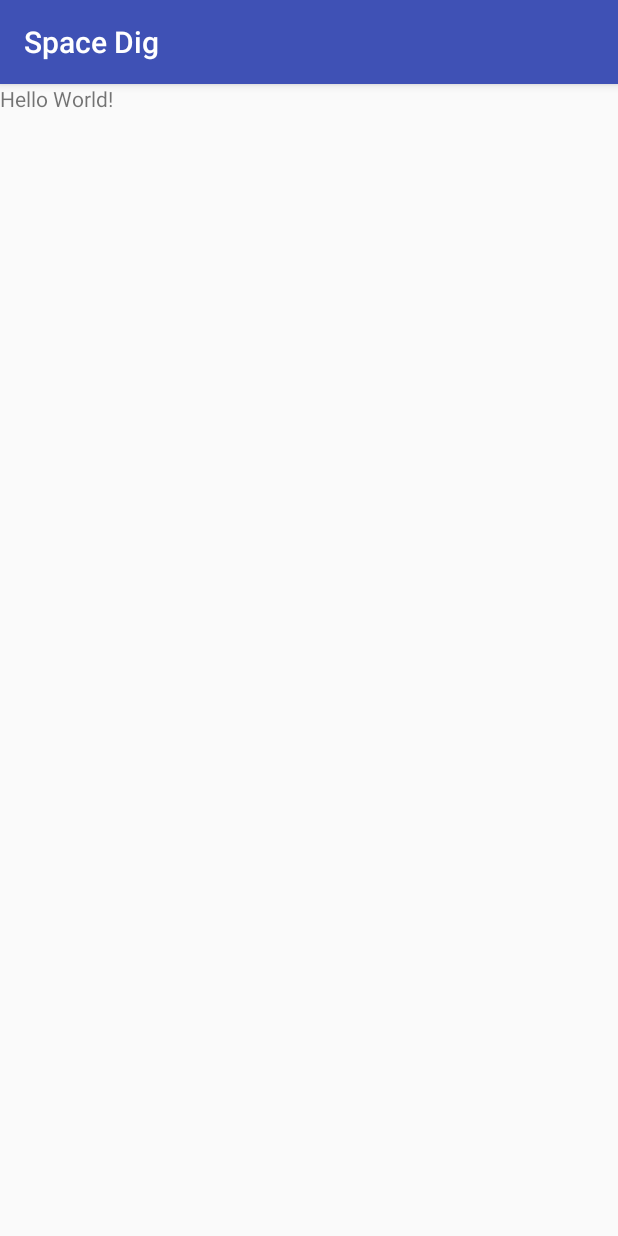
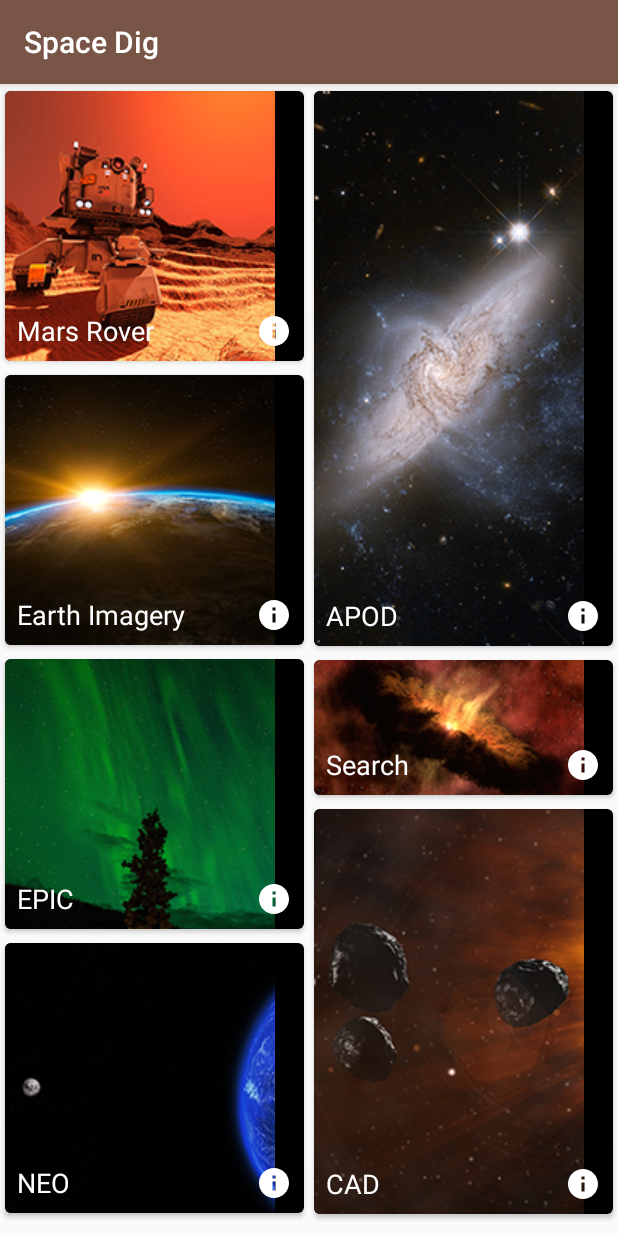
Before and after one commit to dilipkumar4813/Capstone-Project, an Android app: the screen it shows after launch (SpaceListActivity), on a phone screen of 412 x 824 dp. Run offline under Robolectric (Android 15) with nearby library versions, the phone set to English and light mode, and no system bars; our stand-ins replace ButterKnife.

Commit message:
Main list initial code

```diff
--- a/app/src/main/java/iamdilipkumar/com/spacedig/SpaceListActivity.java
+++ b/app/src/main/java/iamdilipkumar/com/spacedig/SpaceListActivity.java
@@ -1,13 +1,67 @@
 package iamdilipkumar.com.spacedig;
 
+import android.content.res.TypedArray;
 import android.support.v7.app.AppCompatActivity;
 import android.os.Bundle;
+import android.support.v7.widget.RecyclerView;
+import android.support.v7.widget.StaggeredGridLayoutManager;
+import android.widget.Toast;
 
-public class SpaceListActivity extends AppCompatActivity {
+import java.util.ArrayList;
+import java.util.List;
+
+import butterknife.BindView;
+import butterknife.ButterKnife;
+import iamdilipkumar.com.spacedig.adapters.MainListAdapter;
+import iamdilipkumar.com.spacedig.models.SimpleItemModel;
+
+public class SpaceListActivity extends AppCompatActivity implements MainListAdapter.MainListClick {
+
+    @BindView(R.id.rv_main_staggered)
+    RecyclerView mMainList;
 
     @Override
     protected void onCreate(Bundle savedInstanceState) {
         super.onCreate(savedInstanceState);
         setContentView(R.layout.activity_space_list);
+
+        ButterKnife.bind(this);
+
+        mMainList.setHasFixedSize(true);
+
+        int listColumns = getResources().getInteger(R.integer.main_list_columns);
+        StaggeredGridLayoutManager staggeredGridLayoutManager =
+                new StaggeredGridLayoutManager(listColumns, 1);
+        mMainList.setLayoutManager(staggeredGridLayoutManager);
+
+        List<SimpleItemModel> staggeredList = getListItemData();
+
+        MainListAdapter rcAdapter = new MainListAdapter(this, staggeredList);
+        mMainList.setAdapter(rcAdapter);
+    }
+
+    private List<SimpleItemModel> getListItemData() {
+        List<SimpleItemModel> listItems = new ArrayList<>();
+
+        TypedArray images = getResources().obtainTypedArray(R.array.main_list_images);
+        String[] listNames = getResources().getStringArray(R.array.main_list_names);
+
+        for (int i = 0; i < listNames.length; i++) {
+            listItems.add(new SimpleItemModel(listNames[i], "", images.getResourceId(i, -1)));
+        }
+
+        images.recycle();
+
+        return listItems;
+    }
+
+    @Override
+    public void onMainItemClick(int position) {
+
+    }
+
+    @Override
+    public void onMainItemInformationClick(int position) {
+        Toast.makeText(this, "information", Toast.LENGTH_SHORT).show();
     }
 }
--- /dev/null
+++ b/app/src/main/java/iamdilipkumar/com/spacedig/adapters/MainListAdapter.java
@@ -0,0 +1,84 @@
+package iamdilipkumar.com.spacedig.adapters;
+
+import android.support.v7.widget.RecyclerView;
+import android.view.LayoutInflater;
+import android.view.View;
+import android.view.ViewGroup;
+import android.widget.ImageView;
+import android.widget.TextView;
+
+import java.util.List;
+
+import butterknife.BindView;
+import butterknife.ButterKnife;
+import butterknife.OnClick;
+import iamdilipkumar.com.spacedig.R;
+import iamdilipkumar.com.spacedig.models.SimpleItemModel;
+
+/**
+ * Created on 20/06/17.
+ *
+ * @author dilipkumar4813
+ * @version 1.0
+ */
+
+public class MainListAdapter extends RecyclerView.Adapter<MainListAdapter.MainListViewHolder> {
+
+    private List<SimpleItemModel> mList;
+    private MainListClick mainListClick;
+
+    public MainListAdapter(MainListClick listClick, List<SimpleItemModel> itemList) {
+        this.mList = itemList;
+        this.mainListClick = listClick;
+    }
+
+    @Override
+    public MainListViewHolder onCreateViewHolder(ViewGroup parent, int viewType) {
+        View layoutView = LayoutInflater.from(parent.getContext()).inflate(R.layout.item_staggered_main, null);
+        return new MainListViewHolder(layoutView);
+    }
+
+    @Override
+    public void onBindViewHolder(MainListViewHolder holder, int position) {
+        holder.mDescriptiveImage.setImageResource(mList.get(position).getmImage());
+        holder.mName.setText(mList.get(position).getmName());
+    }
+
+    @Override
+    public int getItemCount() {
+        return this.mList.size();
+    }
+
+    public interface MainListClick {
+        void onMainItemClick(int position);
+
+        void onMainItemInformationClick(int position);
+    }
+
+    class MainListViewHolder extends RecyclerView.ViewHolder implements View.OnClickListener {
+
+        @BindView(R.id.iv_descriptive)
+        ImageView mDescriptiveImage;
+
+        @BindView(R.id.tv_list_name)
+        TextView mName;
+
+        @OnClick(R.id.iv_item_information)
+        void informationDialog() {
+            mainListClick.onMainItemInformationClick(getAdapterPosition());
+        }
+
+
+        MainListViewHolder(View itemView) {
+            super(itemView);
+            itemView.setOnClickListener(this);
+
+            ButterKnife.bind(this, itemView);
+        }
+
+        @Override
+        public void onClick(View view) {
+            mainListClick.onMainItemClick(getAdapterPosition());
+        }
+    }
+}
--- /dev/null
+++ b/app/src/main/java/iamdilipkumar/com/spacedig/models/SimpleItemModel.java
@@ -0,0 +1,44 @@
+package iamdilipkumar.com.spacedig.models;
+
+/**
+ * Created on 20/06/17.
+ *
+ * @author dilipkumar4813
+ * @version 1.0
+ */
+
+public class SimpleItemModel {
+
+    private String mName, mInformation;
+    private int mImage;
+
+    public SimpleItemModel(String name, String information, int image) {
+        this.mName = name;
+        this.mInformation = information;
+        this.mImage = image;
+    }
+
+    public String getmName() {
+        return mName;
+    }
+
+    public void setmName(String mName) {
+        this.mName = mName;
+    }
+
+    public String getmInformation() {
+        return mInformation;
+    }
+
+    public void setmInformation(String mInformation) {
+        this.mInformation = mInformation;
+    }
+
+    public int getmImage() {
+        return mImage;
+    }
+
+    public void setmImage(int mImage) {
+        this.mImage = mImage;
+    }
+}
--- /dev/null
+++ b/app/src/main/res/drawable/ic_info_black_24dp.xml
@@ -0,0 +1,9 @@
+<vector xmlns:android="http://schemas.android.com/apk/res/android"
+        android:width="24dp"
+        android:height="24dp"
+        android:viewportWidth="24.0"
+        android:viewportHeight="24.0">
+    <path
+        android:fillColor="#FF000000"
+        android:pathData="M12,2C6.48,2 2,6.48 2,12s4.48,10 10,10 10,-4.48 10,-10S17.52,2 12,2zM13,17h-2v-6h2v6zM13,9h-2L11,7h2v2z"/>
+</vector>
--- a/app/src/main/res/layout/activity_space_list.xml
+++ b/app/src/main/res/layout/activity_space_list.xml
@@ -5,9 +5,10 @@
     android:layout_height="match_parent"
     tools:context="iamdilipkumar.com.spacedig.SpaceListActivity">
 
-    <TextView
-        android:layout_width="wrap_content"
-        android:layout_height="wrap_content"
-        android:text="Hello World!" />
+    <android.support.v7.widget.RecyclerView
+        android:id="@+id/rv_main_staggered"
+        android:layout_width="match_parent"
+        android:layout_height="match_parent"
+        android:scrollbars="vertical" />
 
 </RelativeLayout>
--- /dev/null
+++ b/app/src/main/res/layout/item_staggered_main.xml
@@ -0,0 +1,55 @@
+<?xml version="1.0" encoding="utf-8"?>
+<android.support.v7.widget.CardView xmlns:android="http://schemas.android.com/apk/res/android"
+    xmlns:card_view="http://schemas.android.com/apk/res-auto"
+    android:id="@+id/cv_main"
+    android:layout_width="wrap_content"
+    android:layout_height="wrap_content"
+    android:layout_marginBottom="@dimen/keyline_2"
+    card_view:cardCornerRadius="@dimen/keyline_3"
+    card_view:cardUseCompatPadding="true">
+
+    <RelativeLayout
+        android:layout_width="match_parent"
+        android:layout_height="match_parent"
+        android:background="@android:color/black">
+
+        <ImageView
+            android:id="@+id/iv_descriptive"
+            android:layout_width="wrap_content"
+            android:layout_height="wrap_content"
+            android:contentDescription="@string/app_name"
+            android:scaleType="fitCenter"
+            android:src="@drawable/block_1" />
+
+        <View
+            android:layout_width="match_parent"
+            android:layout_height="match_parent"
+            android:background="@color/transparencyBlack" />
+
+        <TextView
+            android:id="@+id/tv_list_name"
+            android:layout_width="wrap_content"
+            android:layout_height="wrap_content"
+            android:layout_alignParentBottom="true"
+            android:paddingBottom="@dimen/keyline_2"
+            android:layout_marginLeft="@dimen/keyline_2"
+            android:layout_marginStart="@dimen/keyline_2"
+            android:text="@string/app_name"
+            android:textAppearance="@style/TextAppearance.AppCompat.Medium"
+            android:textColor="@android:color/white" />
+
+        <ImageView
+            android:id="@+id/iv_item_information"
+            android:layout_width="wrap_content"
+            android:layout_height="wrap_content"
+            android:layout_alignParentBottom="true"
+            android:layout_alignParentEnd="true"
+            android:layout_alignParentRight="true"
+            android:paddingBottom="@dimen/keyline_2"
+            android:layout_marginEnd="@dimen/keyline_2"
+            android:layout_marginRight="@dimen/keyline_2"
+            android:src="@drawable/ic_info_black_24dp"
+            android:tint="@android:color/white" />
+    </RelativeLayout>
+
+</android.support.v7.widget.CardView>
--- /dev/null
+++ b/app/src/main/res/values-land/integers.xml
@@ -0,0 +1,4 @@
+<?xml version="1.0" encoding="utf-8"?>
+<resources>
+    <integer name="main_list_columns">3</integer>
+</resources>
--- a/app/src/main/res/values/colors.xml
+++ b/app/src/main/res/values/colors.xml
@@ -1,6 +1,8 @@
 <?xml version="1.0" encoding="utf-8"?>
 <resources>
-    <color name="colorPrimary">#3F51B5</color>
-    <color name="colorPrimaryDark">#303F9F</color>
+    <color name="colorPrimary">#795548</color>
+    <color name="colorPrimaryDark">#5D4037</color>
     <color name="colorAccent">#FF4081</color>
+
+    <color name="transparencyBlack">#aa000000</color>
 </resources>
--- /dev/null
+++ b/app/src/main/res/values/dimens.xml
@@ -0,0 +1,6 @@
+<?xml version="1.0" encoding="utf-8"?>
+<resources>
+    <dimen name="keyline_1">16dp</dimen>
+    <dimen name="keyline_2">8dp</dimen>
+    <dimen name="keyline_3">4dp</dimen>
+</resources>
--- /dev/null
+++ b/app/src/main/res/values/integers.xml
@@ -0,0 +1,4 @@
+<?xml version="1.0" encoding="utf-8"?>
+<resources>
+    <integer name="main_list_columns">2</integer>
+</resources>
--- a/app/src/main/res/values/strings.xml
+++ b/app/src/main/res/values/strings.xml
@@ -1,3 +1,24 @@
 <resources>
     <string name="app_name">Space Dig</string>
+
+    <array name="main_list_images">
+        <item>@drawable/block_1</item>
+        <item>@drawable/block_2</item>
+        <item>@drawable/block_3</item>
+        <item>@drawable/block_4</item>
+        <item>@drawable/block_5</item>
+        <item>@drawable/block_6</item>
+        <item>@drawable/block_7</item>
+    </array>
+
+
+    <string-array name="main_list_names">
+        <item>Mars Rover</item>
+        <item>APOD</item>
+        <item>Earth Imagery</item>
+        <item>EPIC</item>
+        <item>Search</item>
+        <item>CAD</item>
+        <item>NEO</item>
+    </string-array>
 </resources>
```
Also changed, not shown: app/src/main/res/drawable/block_1.jpg (added), app/src/main/res/drawable/block_2.jpg (added), app/src/main/res/drawable/block_3.jpg (added), app/src/main/res/drawable/block_4.jpg (added), app/src/main/res/drawable/block_5.jpg (added), app/src/main/res/drawable/block_6.jpg (added), app/src/main/res/drawable/block_7.jpg (added).
